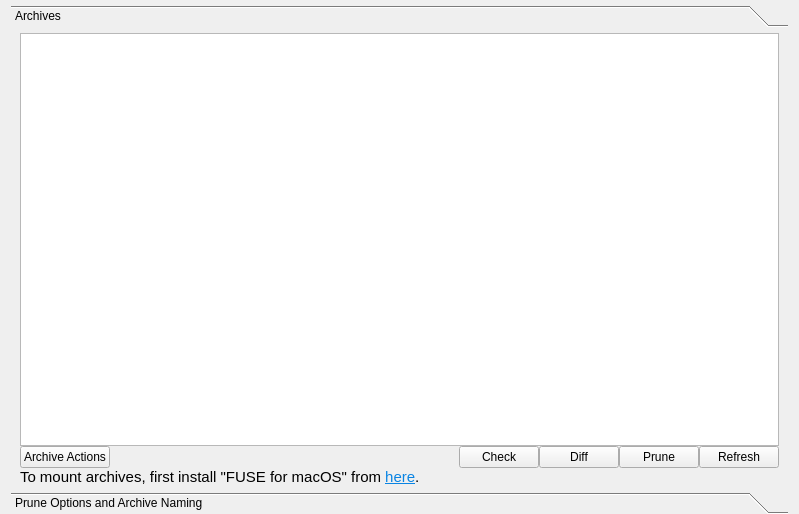
This is src/vorta/assets/UI/archivetab.ui in borgbase/vorta as Qt 5 draws it before an edit. The edited form follows.
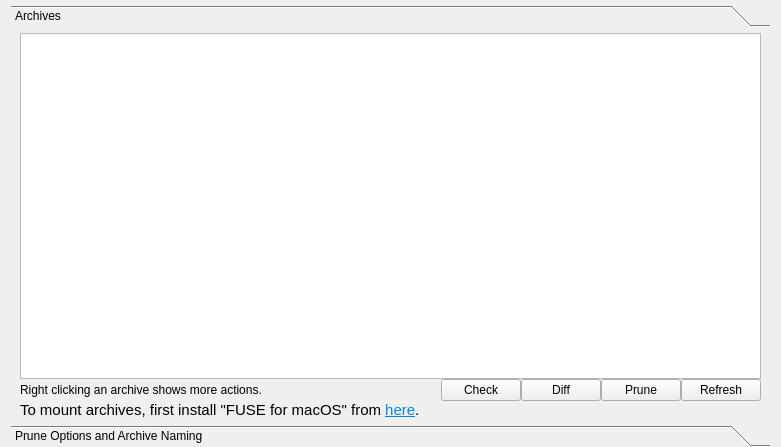
This is the edited form.

Commit message: Replace menu button with text

Diff of the .ui file:
```diff
--- a/src/vorta/assets/UI/archivetab.ui
+++ b/src/vorta/assets/UI/archivetab.ui
@@ -6,8 +6,8 @@
    <rect>
     <x>0</x>
     <y>0</y>
-    <width>799</width>
-    <height>514</height>
+    <width>781</width>
+    <height>447</height>
    </rect>
   </property>
   <property name="windowTitle">
@@ -36,8 +36,8 @@
        <rect>
         <x>0</x>
         <y>0</y>
-        <width>781</width>
-        <height>447</height>
+        <width>787</width>
+        <height>449</height>
        </rect>
       </property>
       <attribute name="label">
@@ -97,12 +97,9 @@
        <item>
         <layout class="QHBoxLayout" name="horizontalLayout_3">
          <item>
-          <widget class="QPushButton" name="menuButton">
-           <property name="statusTip">
-            <string>Right clicking an archive also shows this menu</string>
-           </property>
+          <widget class="QLabel" name="label">
            <property name="text">
-            <string>Archive Actions</string>
+            <string>Right clicking an archive shows more actions.</string>
            </property>
           </widget>
          </item>
```
Left out of the diff: 4 changed lines with no effect on the pictures. The commit also changes 1 other file.
